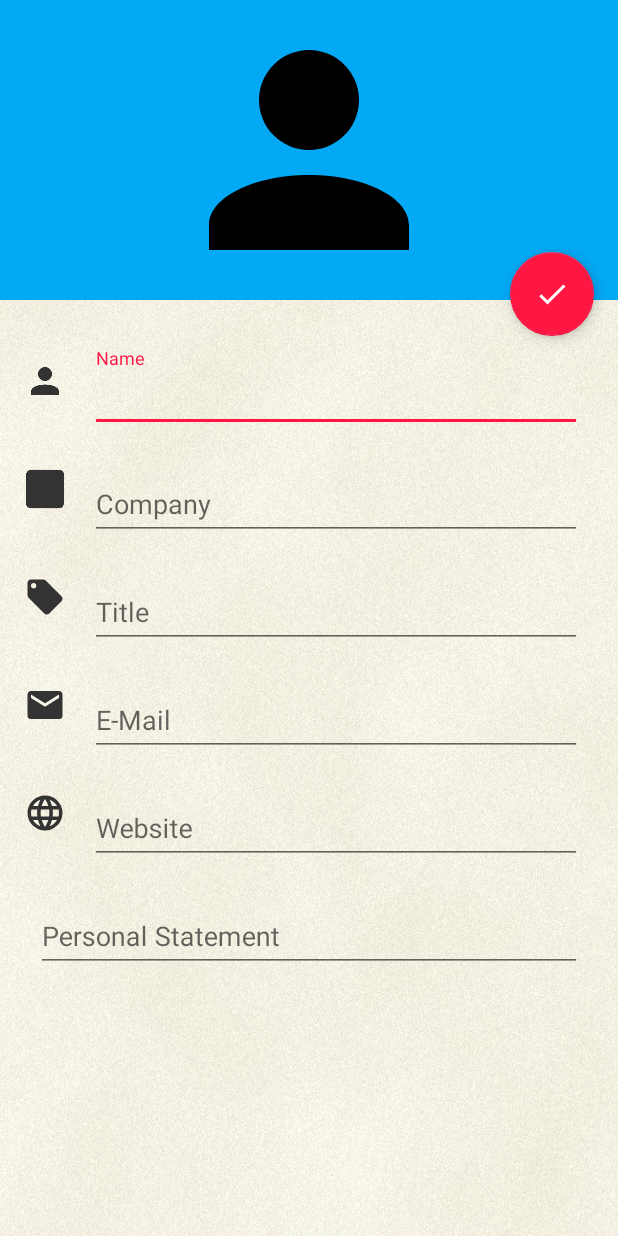
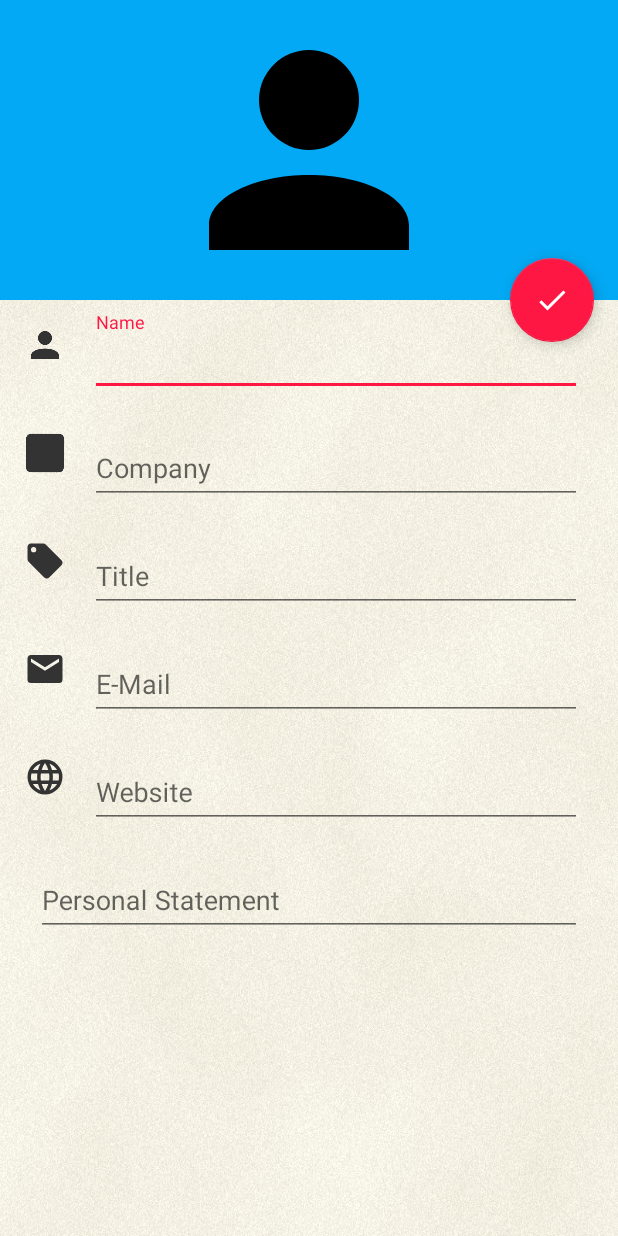
Before and after one commit to Fleker/SmartNetworking, an Android app: the layout userinfo.xml on its own in the app's theme, with its tools: preview values and no code run, on a phone screen of 412 x 824 dp. Run offline under Robolectric (Android 15) with nearby library versions, the phone set to English and light mode, and no system bars.

Commit message:
Adding a CoordinatorLayout to use layout anchor feature at FloatActionButton.

```diff
--- a/app/src/main/res/layout/userinfo.xml
+++ b/app/src/main/res/layout/userinfo.xml
@@ -1,243 +1,268 @@
 <?xml version="1.0" encoding="utf-8"?>
-<LinearLayout xmlns:android="http://schemas.android.com/apk/res/android"
-    android:orientation="vertical" android:layout_width="match_parent"
+<android.support.design.widget.CoordinatorLayout xmlns:android="http://schemas.android.com/apk/res/android"
+    xmlns:app="http://schemas.android.com/apk/res-auto"
+    android:layout_width="match_parent"
     android:layout_height="match_parent"
-    android:background="@drawable/backgroundpaper">
+    android:orientation="vertical">
+
+    <android.support.design.widget.FloatingActionButton
+        android:id="@+id/fab_edit"
+        android:layout_width="wrap_content"
+        android:layout_height="wrap_content"
+        android:layout_marginEnd="16dp"
+        android:layout_marginRight="16dp"
+        android:src="@drawable/ic_check"
+        android:tint="@android:color/white"
+        app:layout_anchor="@+id/profile_container"
+        app:layout_anchorGravity="bottom|end" />
 
     <LinearLayout
-        android:orientation="horizontal"
-        android:layout_width="fill_parent"
-        android:visibility="gone"
-        android:layout_height="wrap_content">
+        android:layout_width="match_parent"
+        android:layout_height="match_parent"
+        android:background="@drawable/backgroundpaper"
+        android:orientation="vertical">
 
         <LinearLayout
+            android:layout_width="fill_parent"
+            android:layout_height="wrap_content"
             android:orientation="horizontal"
+            android:visibility="gone">
+
+            <LinearLayout
                 android:layout_width="match_parent"
                 android:layout_height="match_parent"
+                android:orientation="horizontal"
                 android:weightSum="1">
 
                 <LinearLayout
-                android:orientation="horizontal"
                     android:layout_width="321dp"
                     android:layout_height="wrap_content"
-                android:weightSum="1"
+                    android:layout_weight="0.57"
+                    android:gravity="top|center_horizontal"
+                    android:orientation="horizontal"
                     android:visibility="gone"
-                android:gravity="top|center_horizontal"
-                android:layout_weight="0.57">
+                    android:weightSum="1">
 
                     <ImageView
+                        android:id="@+id/imageView"
                         android:layout_width="52dp"
                         android:layout_height="70dp"
-                    android:id="@+id/imageView"
-                    android:src="@drawable/insertlogo"
+                        android:layout_weight="0.14"
                         android:contentDescription="@string/logoplaceholder"
-                    android:layout_weight="0.14" />
+                        android:src="@drawable/insertlogo" />
 
                     <TextView
+                        android:id="@+id/Header"
                         android:layout_width="253dp"
                         android:layout_height="66dp"
-                    android:textAppearance="?android:attr/textAppearanceLarge"
-                    android:text="Contact Info"
-                    android:id="@+id/Header"
                         android:autoText="false"
                         android:gravity="center_vertical|center_horizontal"
+                        android:text="Contact Info"
+                        android:textAppearance="?android:attr/textAppearanceLarge"
                         android:textSize="35dp"
                         android:textStyle="bold" />
 
                 </LinearLayout>
 
                 <ImageButton
+                    android:id="@+id/imageButton"
                     android:layout_width="wrap_content"
                     android:layout_height="wrap_content"
-                android:id="@+id/imageButton"
-                android:src="@android:drawable/ic_menu_edit"
                     android:background="#ffffff"
-                android:baselineAlignBottom="false" />
+                    android:baselineAlignBottom="false"
+                    android:src="@android:drawable/ic_menu_edit" />
 
             </LinearLayout>
 
         </LinearLayout>
 
         <RelativeLayout
+            android:id="@+id/profile_container"
             android:layout_width="match_parent"
-        android:background="@color/colorPrimary"
-        android:id="@+id/profile_container"
-        android:layout_height="wrap_content">
+            android:layout_height="wrap_content"
+            android:background="@color/colorPrimary">
+
             <ImageView
+                android:id="@+id/ProfilePic"
                 android:layout_width="200dp"
                 android:layout_height="200dp"
-            android:id="@+id/ProfilePic"
-            android:src="@drawable/ic_account"
+                android:layout_centerHorizontal="true"
                 android:contextClickable="true"
-            android:layout_centerHorizontal="true"/>
+                android:src="@drawable/ic_account" />
         </RelativeLayout>
-    <android.support.design.widget.FloatingActionButton
-        android:layout_width="wrap_content"
-        android:layout_marginTop="-32dp"
-        android:layout_gravity="end"
-        android:layout_marginRight="16dp"
-        android:id="@+id/fab_edit"
-        android:tint="@android:color/white"
-        android:src="@drawable/ic_check"
-        android:layout_height="wrap_content" />
 
         <ScrollView
+            android:id="@+id/scrollView"
             android:layout_width="fill_parent"
             android:layout_height="wrap_content"
-        android:id="@+id/scrollView"
             android:layout_marginTop="-24dp"
             android:fillViewport="false"
             android:scrollIndicators="right">
+
             <LinearLayout
+                android:id="@+id/contact_container"
+                style="@style/AppTheme"
+                android:layout_width="fill_parent"
+                android:layout_height="wrap_content"
                 android:orientation="vertical"
-            style="@style/AppTheme"
-            android:paddingTop="16dp"
-            android:id="@+id/contact_container"
-            android:layout_width="fill_parent"
-            android:layout_height="wrap_content">
-            <LinearLayout
-                style="@style/UserFieldContainer">
+                android:paddingTop="16dp">
+
+                <LinearLayout style="@style/UserFieldContainer">
+
                     <ImageView
                         android:id="@+id/nameIcon"
-                    android:src="@drawable/ic_account"
-                    style="@style/UserFieldIcon" />
+                        style="@style/UserFieldIcon"
+                        android:src="@drawable/ic_account" />
+
                     <android.support.design.widget.TextInputLayout
                         android:layout_width="match_parent"
+                        android:layout_height="wrap_content"
                         android:layout_marginLeft="8dp"
                         android:layout_marginRight="8dp"
-                    android:layout_marginTop="0dp"
-                    android:layout_height="wrap_content">
+                        android:layout_marginTop="0dp">
+
                         <EditText
-                        android:inputType="textPersonName"
+                            android:id="@+id/editName"
+                            style="@style/UserFieldText"
                             android:hint="Name"
+                            android:inputType="textPersonName" />
+                    </android.support.design.widget.TextInputLayout>
+                </LinearLayout>
+
+                <LinearLayout style="@style/UserFieldContainer">
+
+                    <ImageView
+                        android:id="@+id/CompIcon"
+                        style="@style/UserFieldIcon"
+                        android:src="@drawable/insertlogo" />
+
+                    <android.support.design.widget.TextInputLayout
+                        android:layout_width="match_parent"
+                        android:layout_height="wrap_content"
+                        android:layout_marginLeft="8dp"
+                        android:layout_marginRight="8dp"
+                        android:layout_marginTop="0dp">
+
+                        <EditText
+                            android:id="@+id/editCompany"
                             style="@style/UserFieldText"
-                        android:id="@+id/editName" />
+                            android:hint="Company" />
+                    </android.support.design.widget.TextInputLayout>
+                </LinearLayout>
+
+                <LinearLayout style="@style/UserFieldContainer">
+
+                    <ImageView
+                        android:id="@+id/imageView2"
+                        style="@style/UserFieldIcon"
+                        android:src="@drawable/ic_tag" />
+
+                    <android.support.design.widget.TextInputLayout
+                        android:layout_width="match_parent"
+                        android:layout_height="wrap_content"
+                        android:layout_marginLeft="8dp"
+                        android:layout_marginRight="8dp"
+                        android:layout_marginTop="0dp">
+
+                        <EditText
+                            android:id="@+id/editTitle"
+                            style="@style/UserFieldText"
+                            android:hint="Title" />
+                    </android.support.design.widget.TextInputLayout>
+                </LinearLayout>
+
+                <LinearLayout style="@style/UserFieldContainer">
+
+                    <ImageView
+                        android:id="@+id/emailIcon"
+                        style="@style/UserFieldIcon"
+                        android:src="@drawable/ic_email" />
+
+                    <android.support.design.widget.TextInputLayout
+                        android:layout_width="match_parent"
+                        android:layout_height="wrap_content"
+                        android:layout_marginLeft="8dp"
+                        android:layout_marginRight="8dp"
+                        android:layout_marginTop="0dp">
+
+                        <EditText
+                            android:id="@+id/editEmail"
+                            style="@style/UserFieldText"
+                            android:hint="E-Mail"
+                            android:inputType="textEmailAddress" />
                     </android.support.design.widget.TextInputLayout>
                 </LinearLayout>
 
                 <LinearLayout
-                style="@style/UserFieldContainer">
+                    style="@style/UserFieldContainer"
+                    android:visibility="gone">
+
                     <ImageView
-                    android:id="@+id/CompIcon"
-                    android:src="@drawable/insertlogo"
+                        android:id="@+id/phoneIcon"
                         style="@style/UserFieldIcon"
-                     />
+                        android:src="@drawable/ic_cellphone" />
+
                     <android.support.design.widget.TextInputLayout
                         android:layout_width="match_parent"
+                        android:layout_height="wrap_content"
                         android:layout_marginLeft="8dp"
                         android:layout_marginRight="8dp"
-                    android:layout_marginTop="0dp"
-                    android:layout_height="wrap_content">
+                        android:layout_marginTop="0dp">
+
                         <EditText
+                            android:id="@+id/editPhone"
                             style="@style/UserFieldText"
-                        android:id="@+id/editCompany"
-                        android:hint="Company" />
+                            android:hint="Phone"
+                            android:inputType="phone" />
+                    </android.support.design.widget.TextInputLayout>
+                </LinearLayout>
+
+                <LinearLayout style="@style/UserFieldContainer">
+
+                    <ImageView
+                        android:id="@+id/websiteIcon"
+                        style="@style/UserFieldIcon"
+                        android:src="@drawable/ic_web" />
+
+                    <android.support.design.widget.TextInputLayout
+                        android:layout_width="match_parent"
+                        android:layout_height="wrap_content"
+                        android:layout_marginLeft="8dp"
+                        android:layout_marginRight="8dp"
+                        android:layout_marginTop="0dp">
+
+                        <EditText
+                            android:id="@+id/editWebsite"
+                            style="@style/UserFieldText"
+                            android:hint="Website"
+                            android:inputType="textUri" />
                     </android.support.design.widget.TextInputLayout>
                 </LinearLayout>
 
                 <LinearLayout
-                style="@style/UserFieldContainer" >
-                <ImageView
-                    android:id="@+id/imageView2"
-                    android:src="@drawable/ic_tag"
-                    style="@style/UserFieldIcon"/>
+                    style="@style/UserFieldContainer"
+                    android:layout_marginBottom="8dp">
+
                     <android.support.design.widget.TextInputLayout
                         android:layout_width="match_parent"
+                        android:layout_height="wrap_content"
                         android:layout_marginLeft="8dp"
                         android:layout_marginRight="8dp"
-                    android:layout_marginTop="0dp"
-                    android:layout_height="wrap_content">
+                        android:layout_marginTop="0dp">
+
                         <EditText
-                        style="@style/UserFieldText"
-                        android:id="@+id/editTitle"
-                        android:hint="Title" />
-                </android.support.design.widget.TextInputLayout>
-            </LinearLayout>
-
-            <LinearLayout
-                style="@style/UserFieldContainer">
-
-                <ImageView
-                    style="@style/UserFieldIcon"
-                    android:id="@+id/emailIcon"
-                    android:src="@drawable/ic_email" />
-                <android.support.design.widget.TextInputLayout
-                    android:layout_width="match_parent"
-                    android:layout_marginLeft="8dp"
-                    android:layout_marginRight="8dp"
-                    android:layout_marginTop="0dp"
-                    android:layout_height="wrap_content">
-                    <EditText
-                        android:inputType="textEmailAddress"
-                        style="@style/UserFieldText"
-                        android:id="@+id/editEmail"
-                        android:hint="E-Mail" />
-                </android.support.design.widget.TextInputLayout>
-            </LinearLayout>
-
-            <LinearLayout
-                android:visibility="gone"
-                style="@style/UserFieldContainer">
-                <ImageView
-                    android:id="@+id/phoneIcon"
-                    android:src="@drawable/ic_cellphone"
-                    style="@style/UserFieldIcon"/>
-                <android.support.design.widget.TextInputLayout
-                    android:layout_width="match_parent"
-                    android:layout_marginLeft="8dp"
-                    android:layout_marginRight="8dp"
-                    android:layout_marginTop="0dp"
-                    android:layout_height="wrap_content">
-                    <EditText
-                        style="@style/UserFieldText"
-                        android:inputType="phone"
-                        android:id="@+id/editPhone"
-                        android:hint="Phone" />
-                </android.support.design.widget.TextInputLayout>
-            </LinearLayout>
-
-            <LinearLayout
-                style="@style/UserFieldContainer">
-
-                <ImageView
-                    android:id="@+id/websiteIcon"
-                    android:src="@drawable/ic_web"
-                    style="@style/UserFieldIcon" />
-                <android.support.design.widget.TextInputLayout
-                    android:layout_width="match_parent"
-                    android:layout_marginLeft="8dp"
-                    android:layout_marginRight="8dp"
-                    android:layout_marginTop="0dp"
-                    android:layout_height="wrap_content">
-                    <EditText
-                        style="@style/UserFieldText"
-                        android:inputType="textUri"
-                        android:id="@+id/editWebsite"
-                        android:hint="Website" />
-                </android.support.design.widget.TextInputLayout>
-            </LinearLayout>
-
-            <LinearLayout
-                android:layout_marginBottom="8dp"
-                style="@style/UserFieldContainer">
-                <android.support.design.widget.TextInputLayout
-                    android:layout_width="match_parent"
-                    android:layout_marginLeft="8dp"
-                    android:layout_marginRight="8dp"
-                    android:layout_marginTop="0dp"
-                    android:layout_height="wrap_content">
-                    <EditText
+                            android:id="@+id/editPerState"
                             android:layout_width="fill_parent"
                             android:layout_height="fill_parent"
+                            android:ems="10"
+                            android:hint="Personal Statement"
                             android:inputType="textMultiLine"
-                        android:ems="10"
-                        android:id="@+id/editPerState"
-                        android:hint="Personal Statement"
-                        android:textAlignment="center"
-                        android:maxLines="6" />
+                            android:maxLines="6"
+                            android:textAlignment="center" />
                     </android.support.design.widget.TextInputLayout>
                 </LinearLayout>
             </LinearLayout>
         </ScrollView>
 
     </LinearLayout>
+</android.support.design.widget.CoordinatorLayout>
```
Lines whose indentation alone changed are shown as unchanged.
